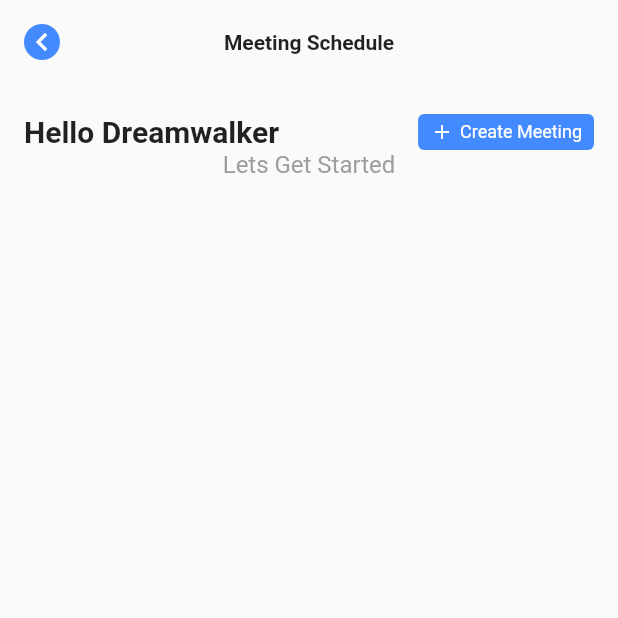
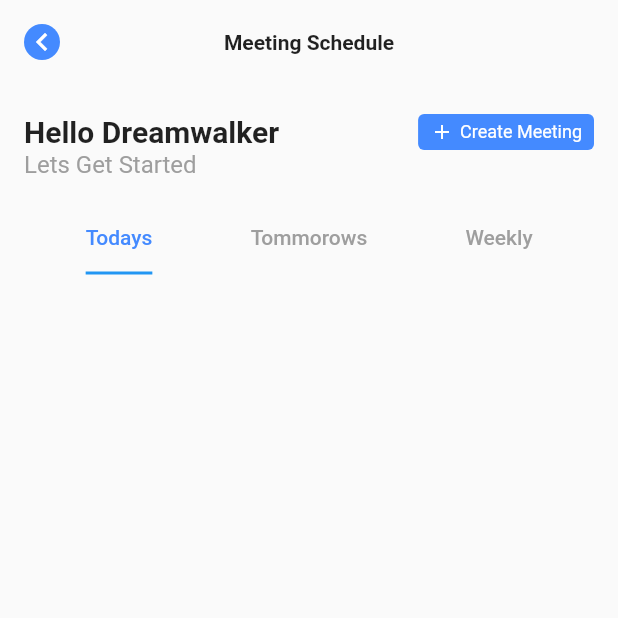
Before and after one commit to JAICHANGPARK/flutter_notebook_19th_story, a Flutter app: the screen it shows after launch, on a phone screen of 412 x 824 dp, the top half of it. Run offline on Flutter 3.47's test engine with Material 2 defaults, Android fonts, the phone set to English and light mode, and no system bars; our stand-ins replace bubble_tab_indicator, cached_network_image, countup, fl_chart, flutter_riverpod, freezed_annotation and 2 more.

Commit message:
Update office_main_page.dart

```diff
--- a/lib/ep1139_office_meeting_app/src/ui/office_main_page.dart
+++ b/lib/ep1139_office_meeting_app/src/ui/office_main_page.dart
@@ -14,7 +14,10 @@ class _OfficeMainPageState extends State<OfficeMainPage> {
       body: SafeArea(
         child: Padding(
           padding: const EdgeInsets.symmetric(horizontal: 16, vertical: 16),
+          child: DefaultTabController(
+            length: 3,
             child: Column(
+              crossAxisAlignment: CrossAxisAlignment.start,
               children: [
                 Padding(
                   padding: const EdgeInsets.only(right: 24),
@@ -92,8 +95,37 @@ class _OfficeMainPageState extends State<OfficeMainPage> {
                     fontSize: 16,
                     color: Colors.grey,
                   ),
+                ),
+                const SizedBox(
+                  height: 16,
+                ),
+                const TabBar(
+                  indicatorSize: TabBarIndicatorSize.label,
+                  labelColor: Colors.blueAccent,
+                  unselectedLabelColor: Colors.grey,
+                  tabs: [
+                    Tab(
+                      text: "Todays",
+                    ),
+                    Tab(
+                      text: "Tommorows",
+                    ),
+                    Tab(
+                      text: "Weekly",
+                    ),
+                  ],
+                ),
+                Expanded(
+                  child: TabBarView(
+                    children: [
+                      Container(),
+                      Container(),
+                      Container(),
+                    ],
+                  ),
                 )
               ],
+            ),
           ),
         ),
       ),
```
Lines whose indentation alone changed are shown as unchanged.
